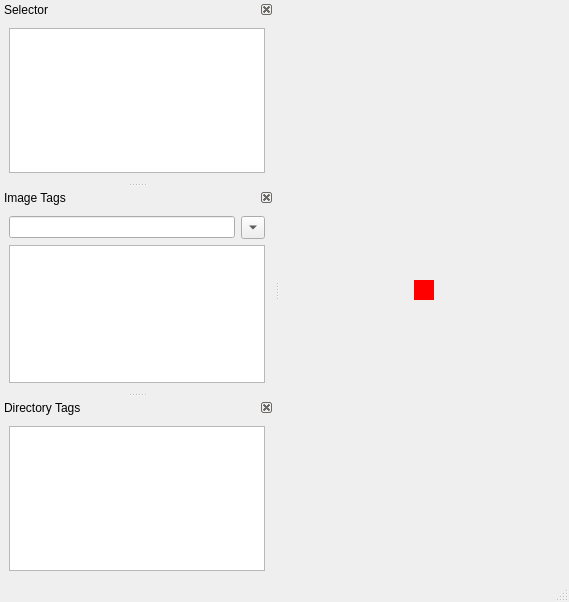
The window that src/main_window.ui (gwhiteside/descryptor) describes before a commit, drawn with Qt 5.
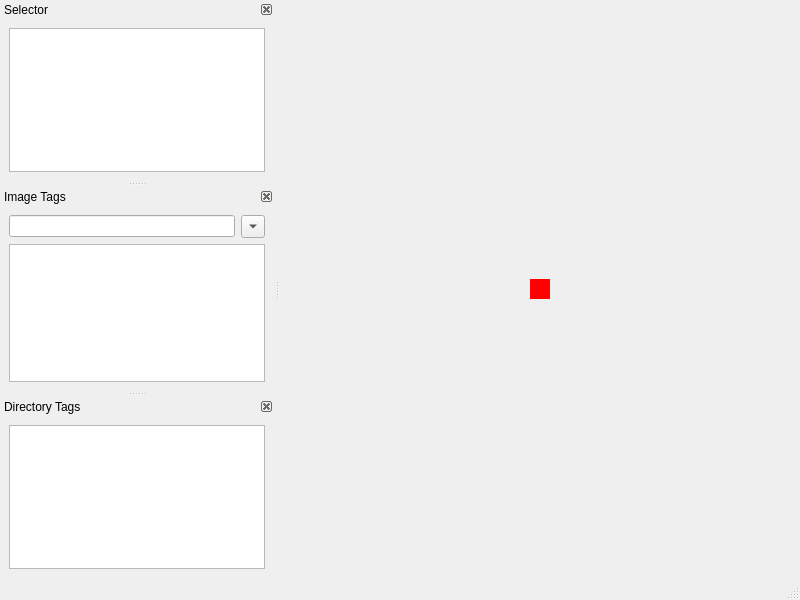
The same window after the commit. Icons and pictures are not drawn.

```diff
--- a/src/main_window.ui
+++ b/src/main_window.ui
@@ -6,8 +6,8 @@
    <rect>
     <x>0</x>
     <y>0</y>
-    <width>569</width>
-    <height>602</height>
+    <width>800</width>
+    <height>600</height>
    </rect>
   </property>
   <property name="windowTitle">
```
Left out of the diff: 2 changed lines with no effect on the pictures.
